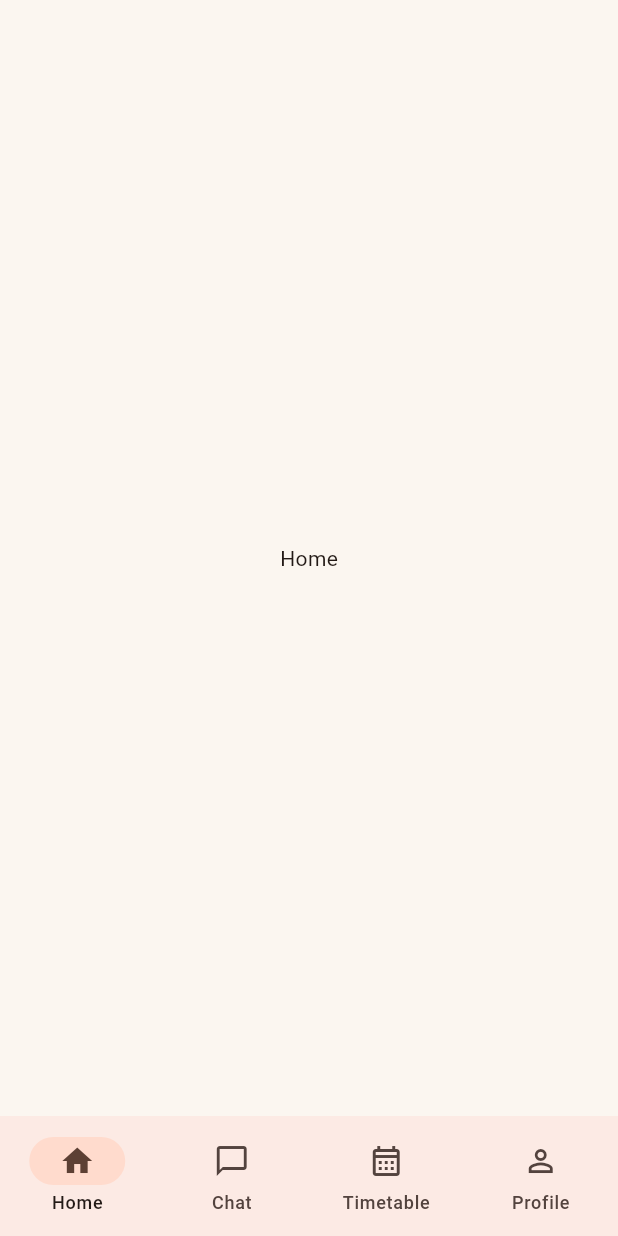
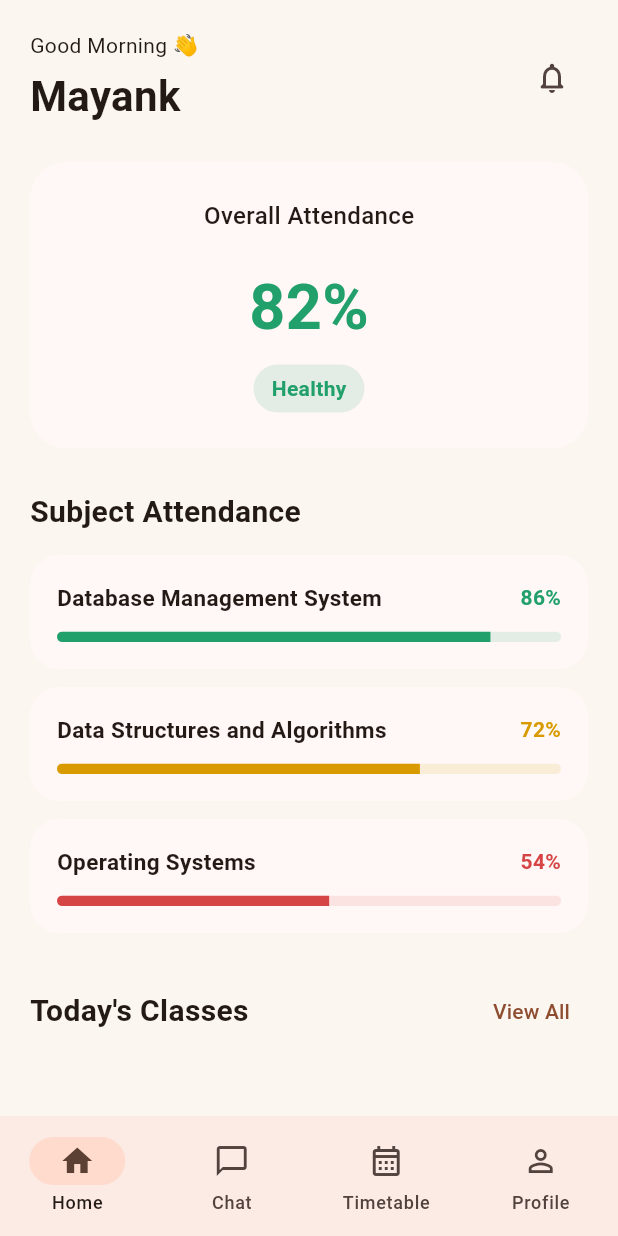
Before and after one commit to mayanktri999/attenz, a Flutter app: the HomeScreen screen opened by its route, on a phone screen of 412 x 824 dp. Run offline on Flutter 3.47's test engine with Material 3 defaults, Android fonts, the phone set to English and light mode, and no system bars; our stand-ins replace go_router.

Commit message:
Refactor HomeScreen layout and reintroduce OverallAttendanceCard and SubjectAttendanceCard widgets

```diff
--- a/lib/features/home/presentation/screens/home_screen.dart
+++ b/lib/features/home/presentation/screens/home_screen.dart
@@ -1,13 +1,135 @@
 import 'package:flutter/material.dart';
+import 'package:go_router/go_router.dart';
+
+import '../mock/home_mock_data.dart';
+import '../widgets/overall_attendance_card.dart';
+import '../widgets/subject_attendance_card.dart';
+//import '../widgets/today_class_card.dart';
 
 class HomeScreen extends StatelessWidget {
   const HomeScreen({super.key});
 
   @override
   Widget build(BuildContext context) {
-    return const Scaffold(
-      body: Center(
-        child: Text('Home'),
+    return Scaffold(
+      body: SafeArea(
+        child: CustomScrollView(
+          slivers: [
+            SliverPadding(
+              padding: const EdgeInsets.fromLTRB(
+                20,
+                20,
+                20,
+                32,
+              ),
+              sliver: SliverList(
+                delegate: SliverChildListDelegate(
+                  [
+                    Row(
+                      children: [
+                        const Expanded(
+                          child: Column(
+                            crossAxisAlignment:
+                                CrossAxisAlignment.start,
+                            children: [
+                              Text(
+                                'Good Morning 👋',
+                                style: TextStyle(
+                                  fontSize: 14,
+                                ),
+                              ),
+                              SizedBox(height: 4),
+                              Text(
+                                'Mayank',
+                                style: TextStyle(
+                                  fontSize: 28,
+                                  fontWeight: FontWeight.w700,
+                                ),
+                              ),
+                            ],
+                          ),
+                        ),
+
+                        IconButton(
+                          onPressed: () {},
+                          icon: const Icon(
+                            Icons.notifications_none_rounded,
+                          ),
+                        ),
+                      ],
+                    ),
+
+                    const SizedBox(height: 24),
+
+                    OverallAttendanceCard(
+                      percentage:
+                          HomeMockData.overallAttendance,
+                    ),
+
+                    const SizedBox(height: 28),
+
+                    const Text(
+                      'Subject Attendance',
+                      style: TextStyle(
+                        fontSize: 20,
+                        fontWeight: FontWeight.w700,
+                      ),
+                    ),
+
+                    const SizedBox(height: 14),
+
+                    ...HomeMockData.subjects.map(
+                      (subject) {
+                        return Padding(
+                          padding:
+                              const EdgeInsets.only(bottom: 12),
+                          child: SubjectAttendanceCard(
+                            subjectName:
+                                subject['name'] as String,
+                            percentage:
+                                subject['attendance'] as double,
+                            onTap: () {
+                              context.push(
+                                '/attendance/${subject['id']}',
+                              );
+                            },
+                          ),
+                        );
+                      },
+                    ),
+
+                    const SizedBox(height: 16),
+
+                    Row(
+                      mainAxisAlignment:
+                          MainAxisAlignment.spaceBetween,
+                      children: [
+                        const Text(
+                          "Today's Classes",
+                          style: TextStyle(
+                            fontSize: 20,
+                            fontWeight: FontWeight.w700,
+                          ),
+                        ),
+
+                        TextButton(
+                          onPressed: () {
+                            context.go('/timetable');
+                          },
+                          child: const Text('View All'),
+                        ),
+                      ],
+                    ),
+
+                    const SizedBox(height: 8),
+
+
+                  ],
+                ),
+              ),
+            ),
+          ],
+        ),
       ),
     );
   }
--- /dev/null
+++ b/lib/features/home/presentation/widgets/subject_attendance_card.dart
@@ -0,0 +1,71 @@
+import 'package:flutter/material.dart';
+
+import '../../../../core/theme/app_colors.dart';
+import '../../../../core/utils/attendance_utils.dart';
+
+class SubjectAttendanceCard extends StatelessWidget {
+  final String subjectName;
+  final double percentage;
+  final VoidCallback? onTap;
+
+  const SubjectAttendanceCard({
+    super.key,
+    required this.subjectName,
+    required this.percentage,
+    this.onTap,
+  });
+
+  @override
+  Widget build(BuildContext context) {
+    final color = AttendanceUtils.getColor(percentage);
+
+    return InkWell(
+      onTap: onTap,
+      borderRadius: BorderRadius.circular(20),
+      child: Container(
+        padding: const EdgeInsets.all(18),
+        decoration: BoxDecoration(
+          color: Theme.of(context).cardColor,
+          borderRadius: BorderRadius.circular(20),
+        ),
+        child: Column(
+          children: [
+            Row(
+              children: [
+                Expanded(
+                  child: Text(
+                    subjectName,
+                    style: const TextStyle(
+                      fontSize: 15,
+                      fontWeight: FontWeight.w600,
+                    ),
+                  ),
+                ),
+
+                Text(
+                  '${percentage.toInt()}%',
+                  style: TextStyle(
+                    color: color,
+                    fontWeight: FontWeight.w700,
+                  ),
+                ),
+              ],
+            ),
+
+            const SizedBox(height: 12),
+
+            ClipRRect(
+              borderRadius: BorderRadius.circular(10),
+              child: LinearProgressIndicator(
+                value: percentage / 100,
+                minHeight: 7,
+                backgroundColor: color.withValues(alpha: 0.12),
+                valueColor: AlwaysStoppedAnimation<Color>(color),
+              ),
+            ),
+          ],
+        ),
+      ),
+    );
+  }
+}
```
Also changed, not shown: lib/features/home/presentation/widgets/overall_attendance_card.dart (renamed from lib/features/home/presentation/widgets/overall_attendence_card.dart), lib/features/home/presentation/widgets/subject_attendence_card.dart (deleted).
